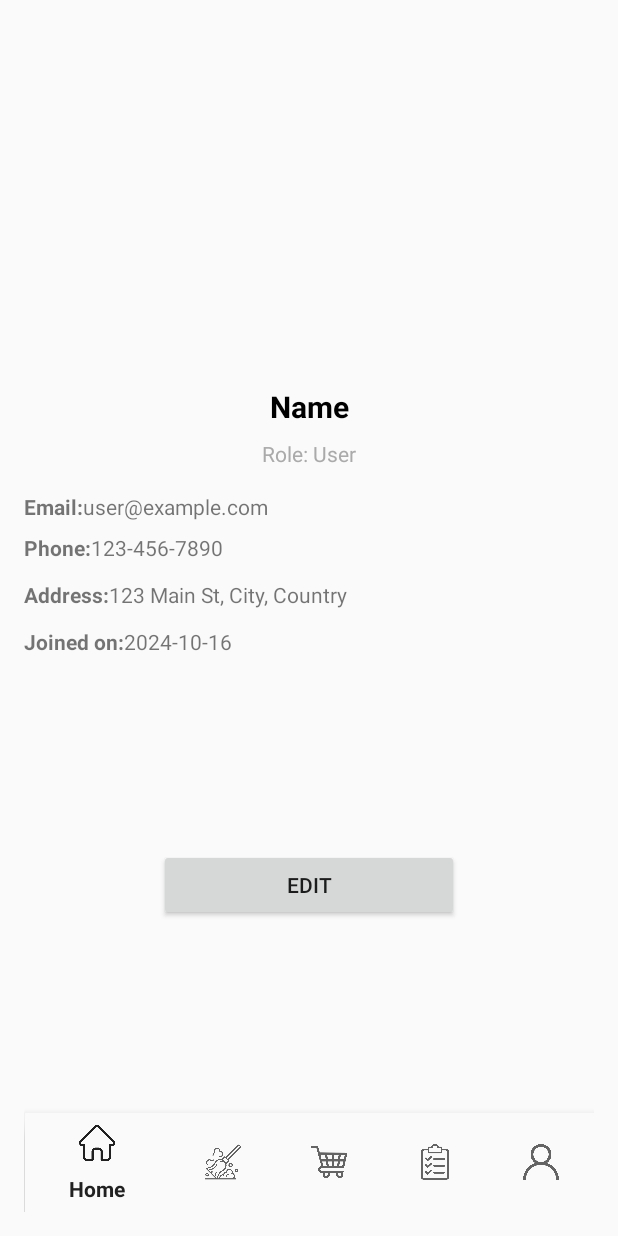
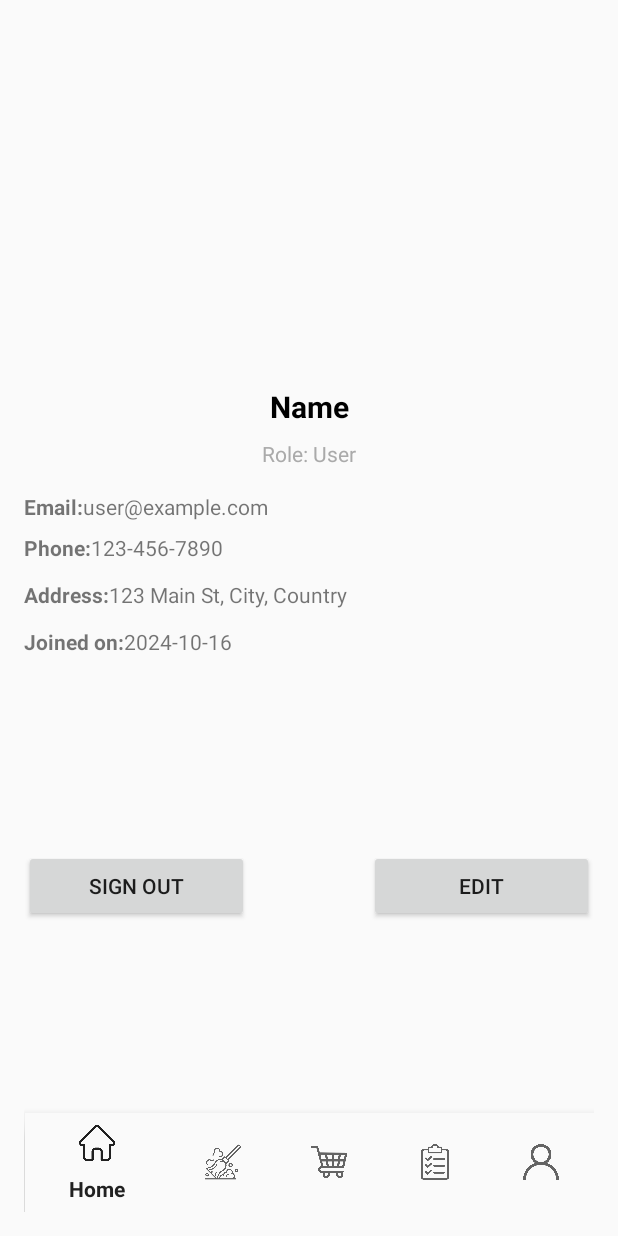
Before and after one commit to TiVooooo/PRM392_HomeBuddy_App, an Android app: the UserProfileActivity screen opened directly, with no data from a screen before it, on a phone screen of 412 x 824 dp. Run offline under Robolectric (Android 15) with nearby library versions, the phone set to English and light mode, and no system bars; pictures from the network do not load; 1 statement that could not run was skipped.

Commit message:
signout & viewuserprofilebyloggedinuser

```diff
--- a/app/src/main/java/com/example/prm392_homebuddy_app/LoginActivity.java
+++ b/app/src/main/java/com/example/prm392_homebuddy_app/LoginActivity.java
@@ -58,6 +58,7 @@ public class LoginActivity extends AppCompatActivity {
 
                         String token = data.getToken();
                         String role = data.getRole();
+                        int userId = data.getUserId();
                         String expirationString = data.getExpiration();
 
                         // Chuyển expiration từ UTC sang mili giây
@@ -74,7 +75,7 @@ public class LoginActivity extends AppCompatActivity {
 
                         // Lưu thông tin đăng nhập
                         PreferenceUtils.setLoggedIn(LoginActivity.this, true);
-                        PreferenceUtils.saveToken(LoginActivity.this, token, expirationTime, role);
+                        PreferenceUtils.saveToken(LoginActivity.this, token, expirationTime, role, String.valueOf(userId));
 
                         Intent mainIntent = new Intent(LoginActivity.this, MainActivity.class);
                         Toast.makeText(LoginActivity.this, "Login success!", Toast.LENGTH_SHORT).show();
--- a/app/src/main/java/com/example/prm392_homebuddy_app/UserProfileActivity.java
+++ b/app/src/main/java/com/example/prm392_homebuddy_app/UserProfileActivity.java
@@ -12,6 +12,7 @@ import androidx.appcompat.app.AppCompatActivity;
 
 import com.bumptech.glide.Glide;
 import com.example.prm392_homebuddy_app.API.UserRepository;
+import com.example.prm392_homebuddy_app.utils.PreferenceUtils;
 
 import java.util.Map;
 
@@ -20,7 +21,7 @@ public class UserProfileActivity extends AppCompatActivity {
     private TextView textViewName, textViewEmail, textViewPhone, textViewAddress, textViewRole, textViewCreatedAt;
     private ImageView imageViewAvatar;
     private UserRepository userRepository;
-    private Button btnEditProfile;
+    private Button btnEditProfile, btnSignOut;
 
     @Override
     protected void onCreate(Bundle savedInstanceState) {
@@ -36,6 +37,7 @@ public class UserProfileActivity extends AppCompatActivity {
         textViewRole = findViewById(R.id.textViewRole);
         textViewCreatedAt = findViewById(R.id.textViewCreatedAt);
         btnEditProfile = findViewById(R.id.buttonEditProfile);
+        btnSignOut = findViewById(R.id.buttonSignOut);
 
         btnEditProfile.setOnClickListener(new View.OnClickListener() {
             @Override
@@ -44,11 +46,11 @@ public class UserProfileActivity extends AppCompatActivity {
                 startActivity(intent);
             }
         });
-
+        btnSignOut.setOnClickListener(view -> signOut());
         userRepository = new UserRepository();
 
-
-        fetchUserProfile(1); // ID người dùng mẫu, thay đổi khi cần
+        String userId = PreferenceUtils.getUserId(this);
+        fetchUserProfile(Integer.parseInt(userId)); // ID người dùng mẫu, thay đổi khi cần
     }
 
     private void fetchUserProfile(int userId) {
@@ -86,4 +88,15 @@ public class UserProfileActivity extends AppCompatActivity {
             imageViewAvatar.setImageResource(R.drawable.ic_account);
         }
     }
+    private void signOut() {
+        // Xóa token và trạng thái đăng nhập
+        PreferenceUtils.setLoggedIn(this, false);
+        PreferenceUtils.saveToken(this, null, 0,null,null);
+
+        // Chuyển hướng về màn hình Login
+        Intent loginIntent = new Intent(UserProfileActivity.this, LoginActivity.class);
+        loginIntent.setFlags(Intent.FLAG_ACTIVITY_NEW_TASK | Intent.FLAG_ACTIVITY_CLEAR_TASK);
+        startActivity(loginIntent);
+        finish();
+    }
 }
--- a/app/src/main/java/com/example/prm392_homebuddy_app/utils/PreferenceUtils.java
+++ b/app/src/main/java/com/example/prm392_homebuddy_app/utils/PreferenceUtils.java
@@ -9,6 +9,7 @@ public class PreferenceUtils {
     private static final String KEY_TOKEN = "token";
     private static final String KEY_EXPIRATION = "expiration";
     private static final String KEY_ROLE = "user_role";
+    private static final String KEY_USERID = "user_id";
 
     public static void setLoggedIn(Context context, boolean isLoggedIn) {
         SharedPreferences prefs = context.getSharedPreferences(PREFERENCES_FILE, Context.MODE_PRIVATE);
@@ -22,12 +23,13 @@ public class PreferenceUtils {
         return prefs.getBoolean(KEY_IS_LOGGED_IN, false);
     }
 
-    public static void saveToken(Context context, String token, long expiration, String role) {
+    public static void saveToken(Context context, String token, long expiration, String role, String userId) {
         SharedPreferences prefs = context.getSharedPreferences(PREFERENCES_FILE, Context.MODE_PRIVATE);
         SharedPreferences.Editor editor = prefs.edit();
         editor.putString(KEY_TOKEN, token);
         editor.putLong(KEY_EXPIRATION, expiration);
         editor.putString(KEY_ROLE, role);
+        editor.putString(KEY_USERID, userId);
         editor.apply();
     }
 
@@ -50,4 +52,8 @@ public class PreferenceUtils {
         SharedPreferences prefs = context.getSharedPreferences(PREFERENCES_FILE, Context.MODE_PRIVATE);
         return prefs.getString(KEY_ROLE, null);
     }
+    public static String getUserId(Context context) {
+        SharedPreferences prefs = context.getSharedPreferences(PREFERENCES_FILE, Context.MODE_PRIVATE);
+        return prefs.getString(KEY_USERID, null);
+    }
 }
--- a/app/src/main/res/layout/activity_user_profile.xml
+++ b/app/src/main/res/layout/activity_user_profile.xml
@@ -130,13 +130,25 @@
 
     <Button
         android:id="@+id/buttonEditProfile"
-        android:layout_width="200dp"
+        android:layout_width="150dp"
         android:layout_height="wrap_content"
         android:text="Edit"
+        app:layout_constraintBottom_toTopOf="@+id/nav_view"
+        app:layout_constraintEnd_toEndOf="parent"
         app:layout_constraintTop_toBottomOf="@+id/textViewCreatedAt"
-        app:layout_constraintEnd_toEndOf="parent"
+        app:layout_constraintVertical_bias="0.503" />
+
+    <Button
+        android:id="@+id/buttonSignOut"
+        android:layout_width="150dp"
+        android:layout_height="wrap_content"
+        android:text="Sign Out"
+        app:layout_constraintBottom_toTopOf="@+id/nav_view"
+        app:layout_constraintEnd_toStartOf="@+id/buttonEditProfile"
+        app:layout_constraintHorizontal_bias="0.0"
         app:layout_constraintStart_toStartOf="parent"
-        app:layout_constraintBottom_toTopOf="@+id/nav_view"/>
+        app:layout_constraintTop_toBottomOf="@+id/textViewCreatedAt"
+        app:layout_constraintVertical_bias="0.503" />
 
     <com.google.android.material.bottomnavigation.BottomNavigationView
         android:id="@+id/nav_view"
```
